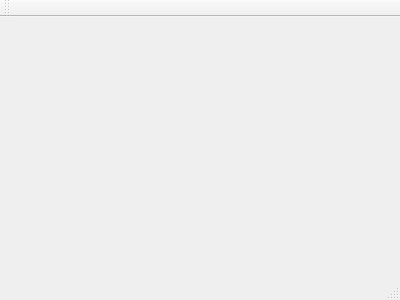
joergpauly/VoyagerHead, file cmainwindow.ui: the form before one commit.
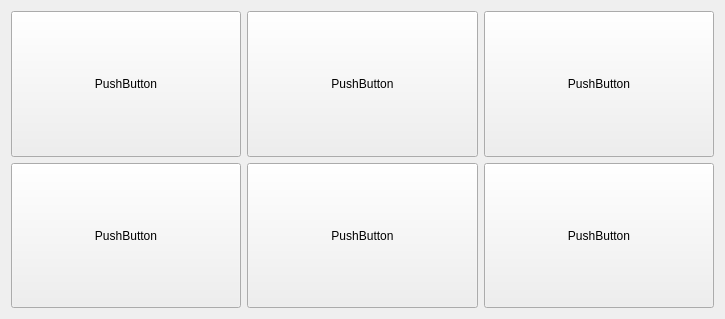
The form after the commit.

Commit message: HeadSreen vorbereitet.

The edit to the form file:
```diff
--- a/cmainwindow.ui
+++ b/cmainwindow.ui
@@ -1,24 +1,109 @@
 <ui version="4.0">
  <class>CMainWindow</class>
- <widget class="QMainWindow" name="CMainWindow" >
-  <property name="geometry" >
+ <widget class="QMainWindow" name="CMainWindow">
+  <property name="geometry">
    <rect>
     <x>0</x>
     <y>0</y>
-    <width>400</width>
-    <height>300</height>
+    <width>725</width>
+    <height>319</height>
    </rect>
   </property>
   <property name="windowTitle" >
    <string>CMainWindow</string>
   </property>
-  <widget class="QMenuBar" name="menuBar" />
-  <widget class="QToolBar" name="mainToolBar" />
-  <widget class="QWidget" name="centralWidget" />
-  <widget class="QStatusBar" name="statusBar" />
+  <widget class="QWidget" name="centralWidget">
+   <layout class="QVBoxLayout" name="verticalLayout">
+    <item>
+     <layout class="QHBoxLayout" name="horizontalLayout">
+      <item>
+       <widget class="QPushButton" name="pushButton">
+        <property name="sizePolicy">
+         <sizepolicy hsizetype="Expanding" vsizetype="Expanding">
+          <horstretch>0</horstretch>
+          <verstretch>0</verstretch>
+         </sizepolicy>
+        </property>
+        <property name="text">
+         <string>PushButton</string>
+        </property>
+       </widget>
+      </item>
+      <item>
+       <widget class="QPushButton" name="pushButton_3">
+        <property name="sizePolicy">
+         <sizepolicy hsizetype="Expanding" vsizetype="Expanding">
+          <horstretch>0</horstretch>
+          <verstretch>0</verstretch>
+         </sizepolicy>
+        </property>
+        <property name="text">
+         <string>PushButton</string>
+        </property>
+       </widget>
+      </item>
+      <item>
+       <widget class="QPushButton" name="pushButton_2">
+        <property name="sizePolicy">
+         <sizepolicy hsizetype="Expanding" vsizetype="Expanding">
+          <horstretch>0</horstretch>
+          <verstretch>0</verstretch>
+         </sizepolicy>
+        </property>
+        <property name="text">
+         <string>PushButton</string>
+        </property>
+       </widget>
+      </item>
+     </layout>
+    </item>
+    <item>
+     <layout class="QHBoxLayout" name="horizontalLayout_2">
+      <item>
+       <widget class="QPushButton" name="pushButton_6">
+        <property name="sizePolicy">
+         <sizepolicy hsizetype="Expanding" vsizetype="Expanding">
+          <horstretch>0</horstretch>
+          <verstretch>0</verstretch>
+         </sizepolicy>
+        </property>
+        <property name="text">
+         <string>PushButton</string>
+        </property>
+       </widget>
+      </item>
+      <item>
+       <widget class="QPushButton" name="pushButton_5">
+        <property name="sizePolicy">
+         <sizepolicy hsizetype="Expanding" vsizetype="Expanding">
+          <horstretch>0</horstretch>
+          <verstretch>0</verstretch>
+         </sizepolicy>
+        </property>
+        <property name="text">
+         <string>PushButton</string>
+        </property>
+       </widget>
+      </item>
+      <item>
+       <widget class="QPushButton" name="pushButton_4">
+        <property name="sizePolicy">
+         <sizepolicy hsizetype="Expanding" vsizetype="Expanding">
+          <horstretch>0</horstretch>
+          <verstretch>0</verstretch>
+         </sizepolicy>
+        </property>
+        <property name="text">
+         <string>PushButton</string>
+        </property>
+       </widget>
+      </item>
+     </layout>
+    </item>
+   </layout>
+  </widget>
  </widget>
- <layoutDefault spacing="6" margin="11" />
- <pixmapfunction></pixmapfunction>
+ <layoutdefault spacing="6" margin="11"/>
  <resources/>
  <connections/>
 </ui>
```
Left out of the diff: 3 changed lines with no effect on the pictures.
